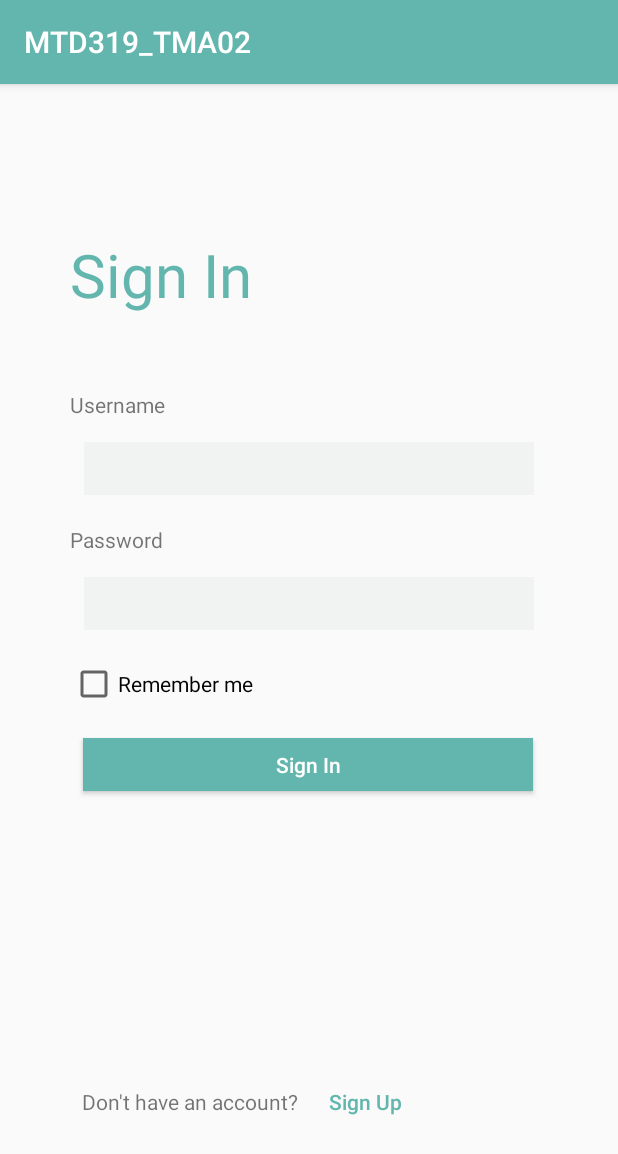
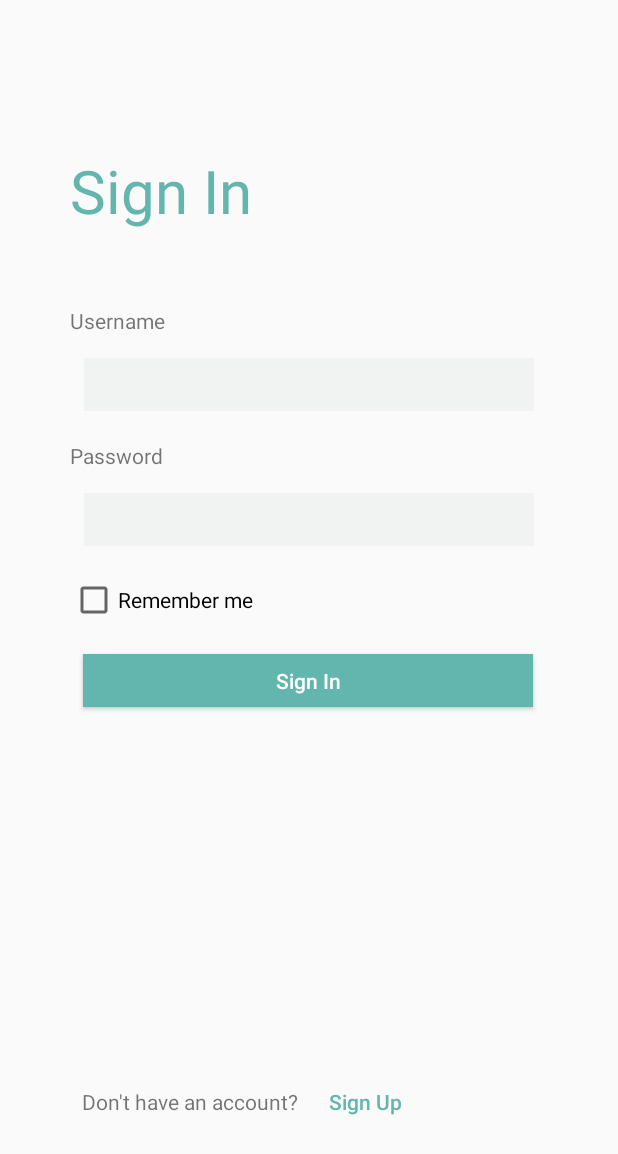
Before and after one commit to zqpang001/MTD319_ECA, an Android app: the screen it shows after launch (SignInActivity), after a tap on "SKIP", on a phone screen of 412 x 824 dp. Shown: the top 1154 px of the screen. Run offline under Robolectric (Android 15) with nearby library versions, the phone set to English and light mode, and no system bars; our stand-ins replace Volley; libraries missing offline, so code that uses them is left out: com.tbuonomo.viewpagerdotsindicator; network calls fail; 3 statements that could not run were skipped; 1 other tap on this screen came first.

Commit message:
v2.9 ECA Completed. Handing copy

```diff
--- a/app/src/main/java/com/example/mtd319_tma02/BagActivity.java
+++ b/app/src/main/java/com/example/mtd319_tma02/BagActivity.java
@@ -22,6 +22,7 @@ public class BagActivity extends AppCompatActivity {
     protected void onCreate(Bundle savedInstanceState) {
         super.onCreate(savedInstanceState);
         setContentView(R.layout.activity_bag);
+        getSupportActionBar().setTitle("Shopping Bag");
 
         tabLayout= findViewById(R.id.tabLayout);
         viewPager= findViewById(R.id.viewPager);
--- a/app/src/main/java/com/example/mtd319_tma02/SignInActivity.java
+++ b/app/src/main/java/com/example/mtd319_tma02/SignInActivity.java
@@ -5,8 +5,10 @@ import androidx.appcompat.app.AppCompatActivity;
 import android.content.Context;
 import android.content.Intent;
 import android.content.SharedPreferences;
+import android.media.MediaPlayer;
 import android.os.Bundle;
 import android.os.Handler;
+import android.provider.MediaStore;
 import android.util.Log;
 import android.view.View;
 import android.widget.CheckBox;
@@ -47,13 +49,19 @@ public class SignInActivity extends AppCompatActivity {
     static ListingItem[] listingItemArray;
 
     private static Context context;
+    MediaPlayer mediaPlayer;
 
     @Override
     protected void onCreate(Bundle savedInstanceState) {
 
+
         super.onCreate(savedInstanceState);
         setContentView(R.layout.activity_sign_in);
         SignInActivity.context = getApplicationContext();
+        getSupportActionBar().hide();
+        mediaPlayer = MediaPlayer.create(this, R.raw.successaudio);
+
+
 
         userNameEditText = findViewById(R.id.userName_SignIn_TxtField);
         passwordEditText = findViewById(R.id.password_SignIn_TxtField);
@@ -172,6 +180,7 @@ public class SignInActivity extends AppCompatActivity {
                         Log.d("checkSignIn", "correct username");
                         if (credentialArrayMap.containsValue(passwordEditText.getText().toString())) {
                             usernameSession=userNameEditText.getText().toString();
+                            mediaPlayer.start();
                             Log.d("checkSignIn", "correct password");
                             Intent intent = new Intent(context, HomeActivity.class);
                             startActivity(intent);
--- a/app/src/main/java/com/example/mtd319_tma02/SuccessAddNewHostActivity.java
+++ b/app/src/main/java/com/example/mtd319_tma02/SuccessAddNewHostActivity.java
@@ -3,6 +3,7 @@ package com.example.mtd319_tma02;
 import androidx.appcompat.app.AppCompatActivity;
 
 import android.content.Intent;
+import android.media.MediaPlayer;
 import android.os.Bundle;
 import android.view.View;
 import android.widget.TextView;
@@ -14,12 +15,15 @@ public class SuccessAddNewHostActivity extends AppCompatActivity {
 
     TextView successText;
     TextView paragraphText;
+    MediaPlayer mediaPlayer;
     @Override
     protected void onCreate(Bundle savedInstanceState) {
         super.onCreate(savedInstanceState);
         setContentView(R.layout.activity_success_add_new_host);
         getSupportActionBar().setTitle("");
 
+        mediaPlayer = MediaPlayer.create(this, R.raw.successaudio);
+        mediaPlayer.start();
         successText = findViewById(R.id.successText);
         paragraphText = findViewById(R.id.paragraphText);
         if (ItemDetailActivity.isPurchased){
--- a/app/src/main/res/layout/activity_add_new_host_task.xml
+++ b/app/src/main/res/layout/activity_add_new_host_task.xml
@@ -173,7 +173,7 @@
                 app:layout_constraintTop_toBottomOf="@+id/location" />
 
             <TextView
-                android:id="@+id/locationText"
+                android:id="@+id/longtitudeText"
                 android:layout_width="180dp"
                 android:layout_height="wrap_content"
                 app:layout_constraintTop_toBottomOf="@id/locationTextField"
@@ -194,7 +194,7 @@
                 android:textAllCaps="false"
                 android:textColor="@color/teal_600"
                 app:layout_constraintEnd_toEndOf="@+id/locationTextField"
-                app:layout_constraintTop_toTopOf="@+id/locationText" />
+                app:layout_constraintTop_toTopOf="@+id/longtitudeText" />
 
             <Button
                 android:id="@+id/confirmButton"
@@ -208,7 +208,7 @@
                 android:textAllCaps="false"
                 android:textColor="@color/white"
                 app:layout_constraintBottom_toBottomOf="parent"
-                app:layout_constraintStart_toStartOf="@+id/locationText"
+                app:layout_constraintStart_toStartOf="@+id/longtitudeText"
                 app:layout_constraintTop_toBottomOf="@+id/getLocationBtn" />
 
 
```
Also changed, not shown: app/src/main/java/com/example/mtd319_tma02/AddNewHostActivity_Task.java (+5 -24 lines), app/src/main/java/com/example/mtd319_tma02/HomeActivity.java (+0 -24 lines), app/src/main/java/com/example/mtd319_tma02/OrderSummaryFragment.java (+7 -6 lines), 2 other files.
